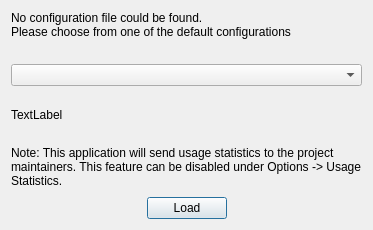
First picture: the form in ground/gcs/src/plugins/coreplugin/dialogs/importsettings.ui, repository d-ronin/dRonin, before the edit.
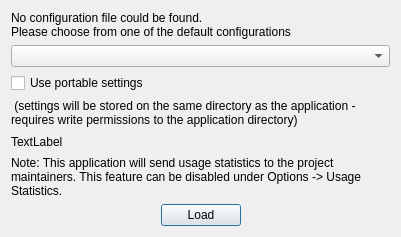
Second picture: the form after the edit.

Commit message: GCS/ImportSettings handle portable(local) settings file

What changed in the file:
```diff
--- a/ground/gcs/src/plugins/coreplugin/dialogs/importsettings.ui
+++ b/ground/gcs/src/plugins/coreplugin/dialogs/importsettings.ui
@@ -6,8 +6,8 @@
    <rect>
     <x>0</x>
     <y>0</y>
-    <width>373</width>
-    <height>230</height>
+    <width>401</width>
+    <height>237</height>
    </rect>
   </property>
   <property name="windowTitle">
@@ -31,6 +31,23 @@
    <item>
     <widget class="QComboBox" name="cbConfigs"/>
    </item>
+   <item>
+    <widget class="QCheckBox" name="cb_usePortableSettings">
+     <property name="text">
+      <string>Use portable settings</string>
+     </property>
+    </widget>
+   </item>
+   <item>
+    <widget class="QLabel" name="label_2">
+     <property name="text">
+      <string> (settings will be stored on the same directory as the application - requires write permissions to the application directory)</string>
+     </property>
+     <property name="wordWrap">
+      <bool>true</bool>
+     </property>
+    </widget>
+   </item>
    <item>
     <widget class="QLabel" name="lblDetails">
      <property name="text">
```
The commit also changes 2 other files.
